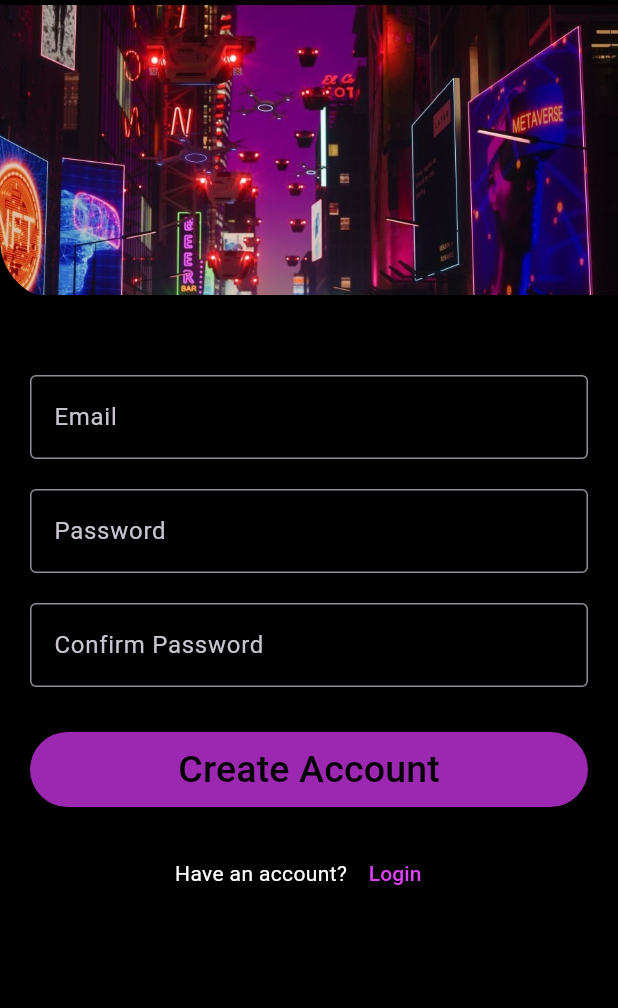
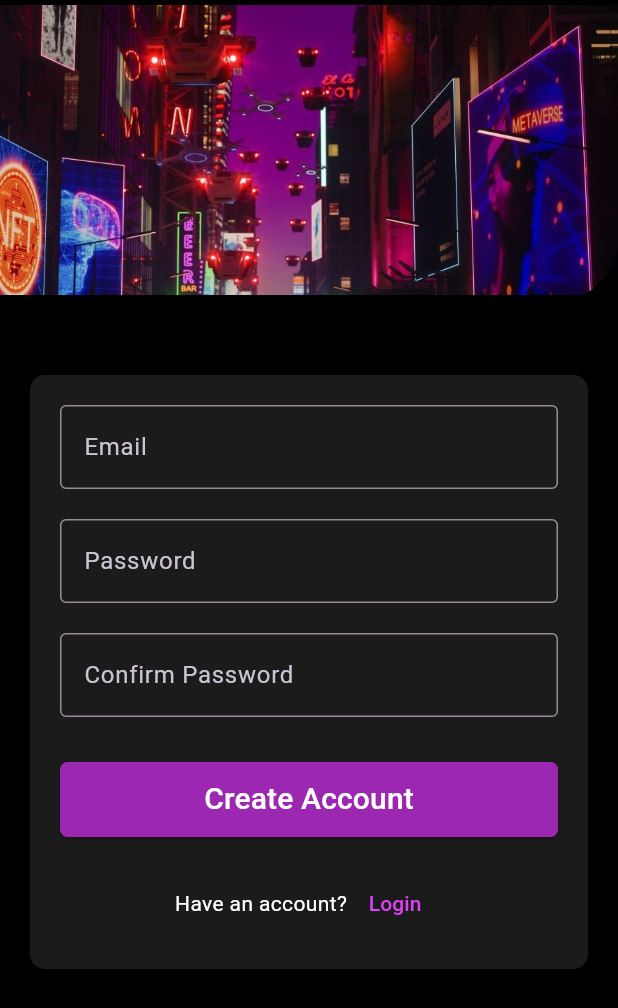
Before and after one commit to RahmadOktaKhoirul/my-project, a Flutter app: the screen it shows after launch, after a tap on "Create", on a phone screen of 412 x 824 dp. Shown: the top 1008 px of the screen. Run offline on Flutter 3.47's test engine with Material 3 defaults, Android fonts, the phone set to English and light mode, and no system bars; our stand-ins replace firebase_auth, firebase_core, persistent_bottom_nav_bar; accounts and stored records are empty.

```diff
--- a/lib/login/login_page.dart
+++ b/lib/login/login_page.dart
@@ -101,21 +101,32 @@ class _LoginPageState extends State<LoginPage> {
   Widget build(BuildContext context) {
     return Scaffold(
       backgroundColor: Colors.black,
-      body: SafeArea(
-        child: SingleChildScrollView(
+      body: SingleChildScrollView(
         child: Column(
           children: [
             // Header image
-              Image.asset(
-                'assets/images/images_login.jpg',
-                width: double.infinity,
+            Container(
               height: 200,
+              width: MediaQuery.of(context).size.width,
+              decoration: const BoxDecoration(
+                borderRadius: BorderRadius.only(
+                  bottomLeft: Radius.circular(40),
+                ),
+                image: DecorationImage(
+                  image: AssetImage('assets/images/images_login.jpg'),
                   fit: BoxFit.fitWidth,
                 ),
+              ),
+            ),
             const SizedBox(height: 30),
-
             // Form
-              Padding(
+            Container(
+              margin: EdgeInsets.all(20),
+              decoration: BoxDecoration(
+                borderRadius: BorderRadius.all(Radius.circular(10)),
+                color: const Color.fromARGB(255, 27, 27, 27),
+              ),
+              child: Padding(
                 padding: const EdgeInsets.all(20),
                 child: Column(
                   children: [
@@ -123,7 +134,9 @@ class _LoginPageState extends State<LoginPage> {
                     TextField(
                       controller: _emailController,
                       keyboardType: TextInputType.emailAddress,
-                      style: const TextStyle(color: Colors.purple),
+                      style: const TextStyle(
+                        color: Color.fromARGB(255, 242, 167, 255),
+                      ),
                       decoration: const InputDecoration(
                         labelText: 'Email',
                         border: OutlineInputBorder(),
@@ -135,7 +148,9 @@ class _LoginPageState extends State<LoginPage> {
                     TextField(
                       controller: _passController,
                       obscureText: _obscurePass,
-                      style: const TextStyle(color: Colors.purple),
+                      style: const TextStyle(
+                        color: Color.fromARGB(255, 242, 167, 255),
+                      ),
                       decoration: InputDecoration(
                         labelText: 'Password',
                         border: const OutlineInputBorder(),
@@ -162,7 +177,7 @@ class _LoginPageState extends State<LoginPage> {
                         style: ElevatedButton.styleFrom(
                           backgroundColor: Colors.purple,
                           shape: RoundedRectangleBorder(
-                            borderRadius: BorderRadius.circular(25),
+                            borderRadius: BorderRadius.circular(5),
                           ),
                         ),
                         child: _loading
@@ -174,24 +189,17 @@ class _LoginPageState extends State<LoginPage> {
                                     height: 18,
                                     child: CircularProgressIndicator(
                                       strokeWidth: 2,
-                                      color: Colors.black,
+                                      color: Colors.white54,
                                     ),
                                   ),
                                   SizedBox(width: 12),
-                                  Text(
-                                    'Login',
-                                    style: TextStyle(
-                                      fontSize: 25,
-                                      color: Colors.black,
-                                    ),
-                                  ),
                                 ],
                               )
                             : const Text(
                                 'Login',
                                 style: TextStyle(
-                                  fontSize: 25,
-                                  color: Colors.black,
+                                  fontSize: 20,
+                                  color: Colors.white,
                                 ),
                               ),
                       ),
@@ -225,8 +233,8 @@ class _LoginPageState extends State<LoginPage> {
                   ],
                 ),
               ),
+            ),
           ],
-          ),
         ),
       ),
     );
--- a/lib/login/signup_page.dart
+++ b/lib/login/signup_page.dart
@@ -116,7 +116,7 @@ class _SignupPageState extends State<SignupPage> {
               width: MediaQuery.of(context).size.width,
               decoration: const BoxDecoration(
                 borderRadius: BorderRadius.only(
-                  bottomLeft: Radius.circular(40),
+                  bottomRight: Radius.circular(40),
                 ),
                 image: DecorationImage(
                   image: AssetImage('assets/images/images_login.jpg'),
@@ -125,14 +125,22 @@ class _SignupPageState extends State<SignupPage> {
               ),
             ),
             const SizedBox(height: 30),
-            Padding(
+            Container(
+              margin: EdgeInsets.all(20),
+              decoration: BoxDecoration(
+                borderRadius: BorderRadius.all(Radius.circular(10)),
+                color: const Color.fromARGB(255, 27, 27, 27),
+              ),
+              child: Padding(
                 padding: const EdgeInsets.all(20.0),
                 child: Column(
                   children: [
                     TextField(
                       controller: _emailController,
                       keyboardType: TextInputType.emailAddress,
-                    style: const TextStyle(color: Colors.purple),
+                      style: const TextStyle(
+                        color: Color.fromARGB(255, 242, 167, 255),
+                      ),
                       decoration: const InputDecoration(
                         labelText: "Email",
                         border: OutlineInputBorder(),
@@ -142,7 +150,9 @@ class _SignupPageState extends State<SignupPage> {
                     TextField(
                       controller: _passController,
                       obscureText: true,
-                    style: const TextStyle(color: Colors.purple),
+                      style: const TextStyle(
+                        color: Color.fromARGB(255, 242, 167, 255),
+                      ),
                       decoration: const InputDecoration(
                         labelText: "Password",
                         border: OutlineInputBorder(),
@@ -167,7 +177,7 @@ class _SignupPageState extends State<SignupPage> {
                         style: ElevatedButton.styleFrom(
                           backgroundColor: Colors.purple,
                           shape: RoundedRectangleBorder(
-                          borderRadius: BorderRadius.circular(25),
+                            borderRadius: BorderRadius.circular(5),
                           ),
                         ),
                         child: _loading
@@ -179,24 +189,17 @@ class _SignupPageState extends State<SignupPage> {
                                     height: 18,
                                     child: CircularProgressIndicator(
                                       strokeWidth: 2,
-                                    color: Colors.black,
+                                      color: Colors.white,
                                     ),
                                   ),
                                   SizedBox(width: 12),
-                                Text(
-                                  "Create Account",
-                                  style: TextStyle(
-                                    fontSize: 25,
-                                    color: Colors.black,
-                                  ),
-                                ),
                                 ],
                               )
                             : const Text(
                                 "Create Account",
                                 style: TextStyle(
-                                fontSize: 25,
-                                color: Colors.black,
+                                  fontSize: 20,
+                                  color: Colors.white,
                                 ),
                               ),
                       ),
@@ -228,6 +231,7 @@ class _SignupPageState extends State<SignupPage> {
                   ],
                 ),
               ),
+            ),
           ],
         ),
       ),
--- a/pubspec.yaml
+++ b/pubspec.yaml
@@ -8,7 +8,7 @@ environment:
 
 dependencies:
   connectivity_plus: ^6.0.3
-
+  persistent_bottom_nav_bar: ^6.2.1
   cupertino_icons: ^1.0.0
   firebase_auth: ^5.6.0
   firebase_core: ^3.15.0
```
Also changed, not shown: lib/home/home_page.dart (+59 -54 lines), lib/home/navbar/dashboard.dart (added, +24 -0 lines), lib/home/navbar/explore.dart (added, +15 -0 lines), lib/home/navbar/profile.dart (added, +51 -0 lines), pubspec.lock. Lines whose indentation alone changed are shown as unchanged.
